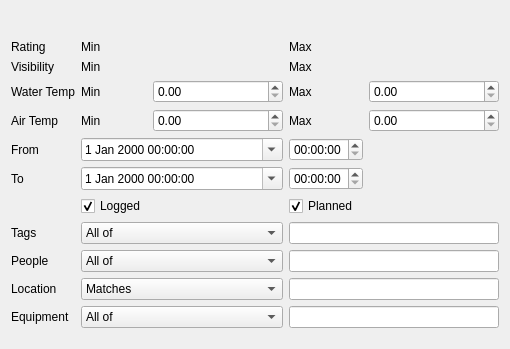
subsurface/subsurface, file desktop-widgets/filterwidget2.ui: the form before one commit.
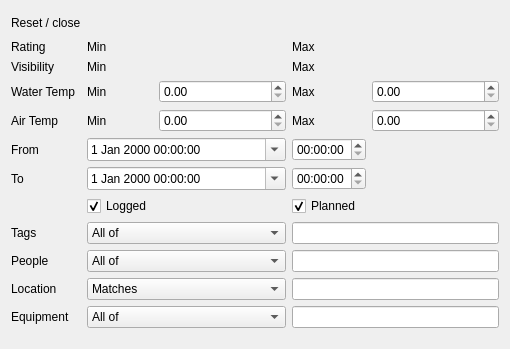
The form after the commit. Icons and pictures are not drawn. Custom widgets are drawn as their Qt base class.

Commit message:
Desktop: show filter button explanation in the widget
Since the filter numbers are now shown in the window titlebar, we can use this
space for an explanation of the two button (they already have tooltips, but
this is even easier for the user).

Patch:
```diff
--- a/desktop-widgets/filterwidget2.ui
+++ b/desktop-widgets/filterwidget2.ui
@@ -17,7 +17,7 @@
    <item row="0" column="0">
     <widget class="QLabel" name="filterText">
      <property name="text">
-      <string/>
+      <string>Reset / close</string>
      </property>
     </widget>
    </item>
```
Left out of the diff: 2 changed lines with no effect on the pictures.
